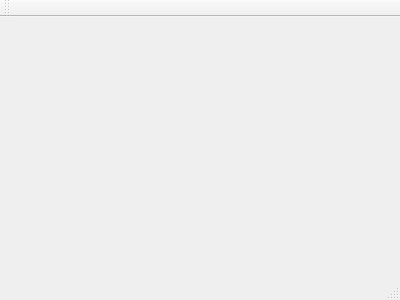
Old version of the form student/12/timer/mainwindow.ui in the repository cxanng/programming_2.
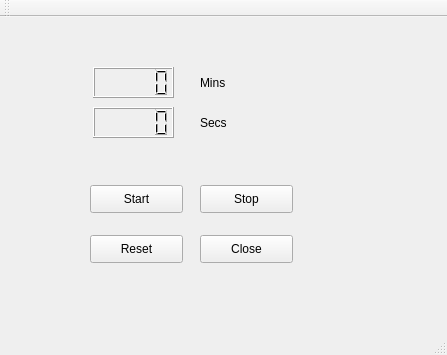
New version of the form.

Commit message: testing timer program

```diff
--- a/student/12/timer/mainwindow.ui
+++ b/student/12/timer/mainwindow.ui
@@ -1,24 +1,138 @@
 <ui version="4.0">
  <class>MainWindow</class>
- <widget class="QMainWindow" name="MainWindow" >
-  <property name="geometry" >
+ <widget class="QMainWindow" name="MainWindow">
+  <property name="geometry">
    <rect>
     <x>0</x>
     <y>0</y>
-    <width>400</width>
-    <height>300</height>
+    <width>447</width>
+    <height>355</height>
    </rect>
   </property>
   <property name="windowTitle" >
    <string>MainWindow</string>
   </property>
-  <widget class="QMenuBar" name="menuBar" />
-  <widget class="QToolBar" name="mainToolBar" />
-  <widget class="QWidget" name="centralWidget" />
-  <widget class="QStatusBar" name="statusBar" />
+  <widget class="QWidget" name="centralWidget">
+   <widget class="QLCDNumber" name="lcdNumberSec">
+    <property name="geometry">
+     <rect>
+      <x>93</x>
+      <y>90</y>
+      <width>81</width>
+      <height>31</height>
+     </rect>
+    </property>
+   </widget>
+   <widget class="QLCDNumber" name="lcdNumberMin">
+    <property name="geometry">
+     <rect>
+      <x>93</x>
+      <y>50</y>
+      <width>81</width>
+      <height>31</height>
+     </rect>
+    </property>
+   </widget>
+   <widget class="QPushButton" name="stopButton">
+    <property name="geometry">
+     <rect>
+      <x>200</x>
+      <y>168</y>
+      <width>93</width>
+      <height>28</height>
+     </rect>
+    </property>
+    <property name="text">
+     <string>Stop</string>
+    </property>
+   </widget>
+   <widget class="QLabel" name="label_2">
+    <property name="geometry">
+     <rect>
+      <x>200</x>
+      <y>98</y>
+      <width>55</width>
+      <height>16</height>
+     </rect>
+    </property>
+    <property name="text">
+     <string>Secs</string>
+    </property>
+   </widget>
+   <widget class="QPushButton" name="closeButton">
+    <property name="geometry">
+     <rect>
+      <x>200</x>
+      <y>218</y>
+      <width>93</width>
+      <height>28</height>
+     </rect>
+    </property>
+    <property name="text">
+     <string>Close</string>
+    </property>
+   </widget>
+   <widget class="QPushButton" name="startButton">
+    <property name="geometry">
+     <rect>
+      <x>90</x>
+      <y>168</y>
+      <width>93</width>
+      <height>28</height>
+     </rect>
+    </property>
+    <property name="text">
+     <string>Start</string>
+    </property>
+   </widget>
+   <widget class="QPushButton" name="resetButton">
+    <property name="geometry">
+     <rect>
+      <x>90</x>
+      <y>218</y>
+      <width>93</width>
+      <height>28</height>
+     </rect>
+    </property>
+    <property name="text">
+     <string>Reset</string>
+    </property>
+   </widget>
+   <widget class="QLabel" name="label">
+    <property name="geometry">
+     <rect>
+      <x>200</x>
+      <y>58</y>
+      <width>55</width>
+      <height>16</height>
+     </rect>
+    </property>
+    <property name="text">
+     <string>Mins</string>
+    </property>
+   </widget>
+  </widget>
+  <widget class="QMenuBar" name="menuBar">
+   <property name="geometry">
+    <rect>
+     <x>0</x>
+     <y>0</y>
+     <width>447</width>
+     <height>25</height>
+    </rect>
+   </property>
+  </widget>
+  <widget class="QToolBar" name="mainToolBar">
+   <attribute name="toolBarArea">
+    <enum>TopToolBarArea</enum>
+   </attribute>
+   <attribute name="toolBarBreak">
+    <bool>false</bool>
+   </attribute>
+  </widget>
+  <widget class="QStatusBar" name="statusBar"/>
  </widget>
- <layoutDefault spacing="6" margin="11" />
- <pixmapfunction></pixmapfunction>
+ <layoutdefault spacing="6" margin="11"/>
  <resources/>
  <connections/>
 </ui>
```
Left out of the diff: 3 changed lines with no effect on the pictures. The commit also changes 2 other files.
